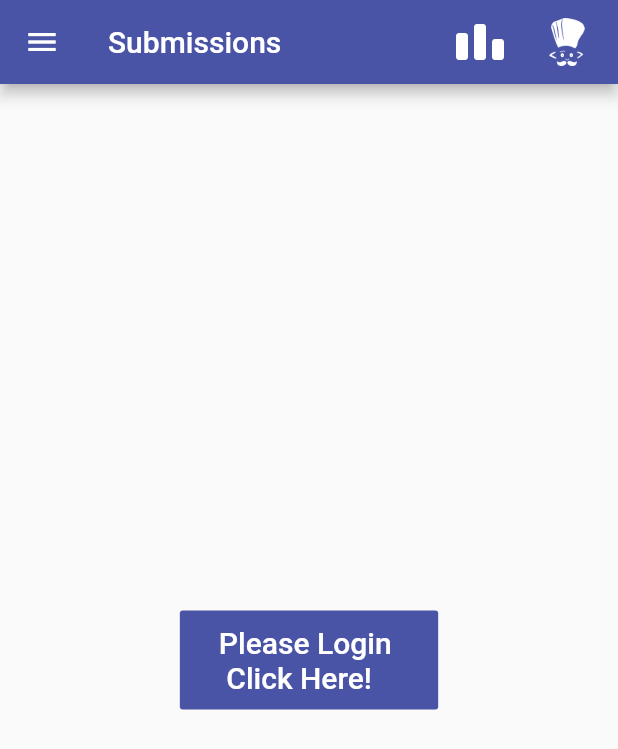
After one commit to AdityaThakur278/Codeforces-Codechef-App, a Flutter app: the Submissions screen opened directly, on a phone screen of 412 x 824 dp. The commit adds this screen. Shown: the top 749 px of the screen. Run offline on Flutter 3.47's test engine with Material 2 defaults, Android fonts, the phone set to English and light mode, and no system bars; our stand-ins replace get, rflutter_alert, shared_preferences; accounts and stored records are empty.

Commit message:
Submissions - 1

```diff
--- /dev/null
+++ b/lib/Submissions/CC_submissions.dart
@@ -0,0 +1,13 @@
+import 'package:flutter/material.dart';
+
+class CC_submissions extends StatefulWidget {
+  @override
+  _CC_submissionsState createState() => _CC_submissionsState();
+}
+
+class _CC_submissionsState extends State<CC_submissions> {
+  @override
+  Widget build(BuildContext context) {
+    return Text("CC Submissions");
+  }
+}
--- /dev/null
+++ b/lib/Submissions/CF_submissions.dart
@@ -0,0 +1,13 @@
+import 'package:flutter/material.dart';
+
+class CF_submissions extends StatefulWidget {
+  @override
+  _CF_submissionsState createState() => _CF_submissionsState();
+}
+
+class _CF_submissionsState extends State<CF_submissions> {
+  @override
+  Widget build(BuildContext context) {
+    return Text("CF Submissions");
+  }
+}
--- /dev/null
+++ b/lib/Submissions/submissions.dart
@@ -0,0 +1,130 @@
+import 'package:codeforces_codechef/Submissions/CF_submissions.dart';
+import 'package:codeforces_codechef/Submissions/CC_submissions.dart';
+import 'package:flutter/material.dart';
+import 'package:codeforces_codechef/main.dart';
+import 'package:codeforces_codechef/AppDrawer.dart';
+
+class Submissions extends StatefulWidget {
+  @override
+  _SubmissionsState createState() => _SubmissionsState();
+}
+
+const color1 = const Color(0xff1da777);
+const color2 = const Color(0xff4167b2);
+const color3 = const Color(0xff4a54a7);
+const color4 = const Color(0xff478cf6);
+
+class _SubmissionsState extends State<Submissions> {
+  Widget retWidget() {
+    if (codeforcesPage == true) {
+      if (codeforces_login == true) {
+        return CF_submissions();
+      } else {
+        selected_index = 0;
+        codeforcesPage = true;
+        return Center(
+          child: FlatButton(
+            color: color3,
+            onPressed: () {
+              Navigator.pushReplacement(
+                context,
+                MaterialPageRoute(
+                  builder: (context) => MyApp(),
+                ),
+              );
+            },
+            child: Padding(
+              padding: const EdgeInsets.all(10.0),
+              child: Text(
+                "Please Login \n Click Here!",
+                style: TextStyle(color: Colors.white, fontSize: 20.0),
+              ),
+            ),
+          ),
+        );
+      }
+    } else {
+      if (codechef_login == true) {
+        return CC_submissions();
+      } else {
+        selected_index = 0;
+        codeforcesPage = false;
+        return Center(
+          child: FlatButton(
+            color: color3,
+            onPressed: () {
+              Navigator.pushReplacement(
+                context,
+                MaterialPageRoute(
+                  builder: (context) => MyApp(),
+                ),
+              );
+            },
+            child: Padding(
+              padding: const EdgeInsets.all(10.0),
+              child: Text(
+                "Please Login \n Click Here!",
+                style: TextStyle(color: Colors.white, fontSize: 20.0),
+              ),
+            ),
+          ),
+        );
+      }
+    }
+  }
+
+  @override
+  Widget build(BuildContext context) {
+    return Scaffold(
+      appBar: AppBar(
+        backgroundColor: color3,
+        // you can put Icon as well, it accepts any widget.
+        title: Text("Submissions"),
+        actions: <Widget>[
+          Container(
+            padding: EdgeInsets.only(left: 10.0, right: 5.0),
+            child: IconButton(
+              icon: Image.asset(
+                'images/codeforces1.png',
+                color: Colors.white,
+              ),
+              onPressed: () {
+                // setState(() {
+                codeforcesPage = true;
+                // })
+                selected_index = 3;
+                Navigator.pushReplacement(
+                  context,
+                  MaterialPageRoute(
+                    builder: (context) => MyApp(),
+                  ),
+                );
+              },
+            ),
+          ),
+          Container(
+              padding: EdgeInsets.only(left: 5.0, right: 10.0),
+              child: IconButton(
+                  icon: Image.asset(
+                    'images/codechef1.png',
+                    color: Colors.white,
+                  ),
+                  onPressed: () {
+                    // setState(() {
+                    codeforcesPage = false;
+                    // });
+                    selected_index = 3;
+                    Navigator.pushReplacement(
+                      context,
+                      MaterialPageRoute(
+                        builder: (context) => MyApp(),
+                      ),
+                    );
+                  })),
+        ],
+      ),
+      drawer: AppDrawer(),
+      body: retWidget(),
+    );
+  }
+}
--- a/lib/main.dart
+++ b/lib/main.dart
@@ -3,6 +3,7 @@ import 'package:codeforces_codechef/appBar.dart';
 import 'package:codeforces_codechef/login/codechefLogin.dart';
 import 'package:flutter/material.dart';
 import 'package:shared_preferences/shared_preferences.dart';
+import 'package:codeforces_codechef/Submissions/submissions.dart';
 import 'func2.dart';
 import 'func3.dart';
 import 'func4.dart';
@@ -53,7 +54,7 @@ codeforcesLogin func1_obj = codeforcesLogin();
 CodechefLogin func11_obj = CodechefLogin();
 Func2 func2_obj = Func2();
 Func3 func3_obj = Func3();
-Func4 func4_obj = Func4();
+Submissions func4_obj = Submissions();
 Func5 func5_obj = Func5();
 
 bool codeforcesPage = true;
@@ -85,7 +86,7 @@ class MyAppState extends State<Application> {
       codeforcesPageState(),
       func2_obj.func2(),
       func3_obj.func3(),
-      func4_obj.func4(),
+      func4_obj,
       func5_obj.func5(),
     ];
 
@@ -127,7 +128,7 @@ class MyAppState extends State<Application> {
               icon: Icon(
                 Icons.trending_up,
               ),
-              title: Text('Upsolve'),
+              title: Text('Submissions'),
             ),
             BottomNavigationBarItem(
               icon: Icon(
```
Also changed, not shown: lib/AppDrawer.dart (+3 -85 lines), lib/profile/codechefData.dart (+7 -4 lines).
